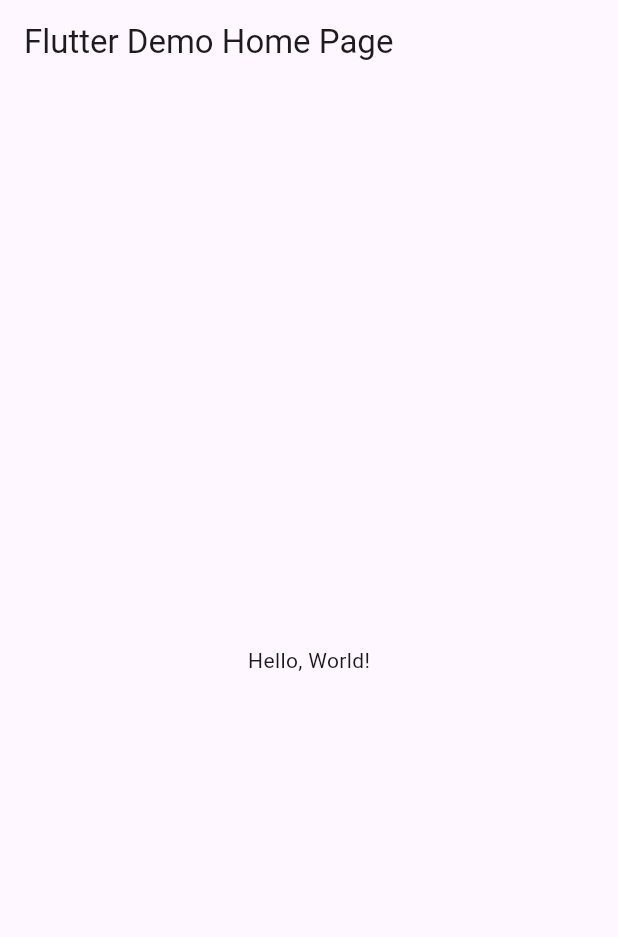
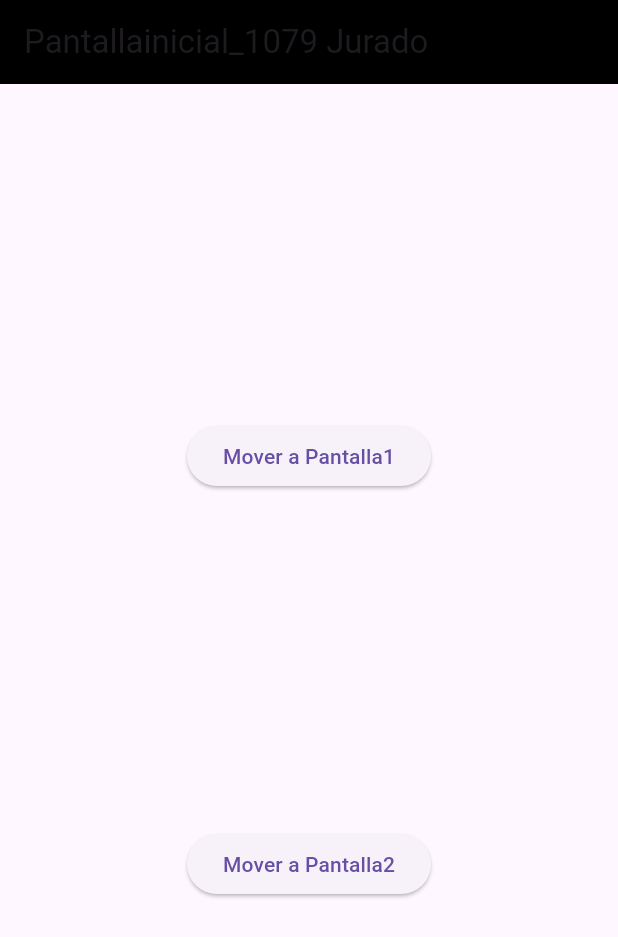
Before and after one commit to HiramJJG/rutapag-Jurado1079, a Flutter app: the screen it shows after launch, on a phone screen of 412 x 824 dp. Shown: the top 937 px of the screen. Run offline on Flutter 3.47's test engine with Material 3 defaults, Android fonts, the phone set to English and light mode, and no system bars.

Commit message:
Trabajo Jurado

```diff
--- a/lib/main.dart
+++ b/lib/main.dart
@@ -1,43 +1,22 @@
 import 'package:flutter/material.dart';
+import 'package:Jurado1079/pantalla2_1079.dart';
+import 'package:Jurado1079/pantalla1_1079.dart';
+import 'package:Jurado1079/pantallainicial_1079.dart';
 
-void main() => runApp(MyApp());
+void main() => runApp(const MiApp1079());
 
-class MyApp extends StatelessWidget {
-  const MyApp({super.key});
-  // This widget is the root of your application.
+class MiApp1079 extends StatelessWidget {
+  const MiApp1079({Key? key}) : super(key: key);
   @override
   Widget build(BuildContext context) {
     return MaterialApp(
-      // Application name
-      title: 'Flutter Hello World',
-      // Application theme data, you can set the colors for the application as
-      // you want
-      theme: ThemeData(
-        // useMaterial3: true,
-        primarySwatch: Colors.blue,
-      ),
-      // A widget which will be started on application startup
-      home: MyHomePage(title: 'Flutter Demo Home Page'),
+      debugShowCheckedModeBanner: false,
+      initialRoute: '/',
+      routes: {
+        '/': (context) => Pantallainicial_1079(),
+        '/pantalla1_1079': (context) => Pantalla1_1079(),
+        '/pantalla2_1079': (context) => Pantalla2_1079(),
+      }, //Fin rutas de paginas
     );
-  }
+  } //Fin de widget
 }
-
-class MyHomePage extends StatelessWidget {
-  final String title;
-  const MyHomePage({super.key, required this.title});
-
-  @override
-  Widget build(BuildContext context) {
-    return Scaffold(
-      appBar: AppBar(
-        // The title text which will be shown on the action bar
-        title: Text(title),
-      ),
-      body: Center(
-        child: Text(
-          'Hello, World!',
-        ),
-      ),
-    );
-  }
-}
--- /dev/null
+++ b/lib/pantalla1_1079.dart
@@ -0,0 +1,22 @@
+import 'package:flutter/material.dart';
+
+class Pantalla1_1079 extends StatelessWidget {
+  const Pantalla1_1079({Key? key}) : super(key: key);
+
+  @override
+  Widget build(BuildContext context) {
+    return Scaffold(
+      appBar: AppBar(
+          title: const Text('Pantalla1 Jurado1079'),
+          backgroundColor: Colors.red),
+      body: Center(
+        child: Column(
+          children: [
+            ElevatedButton(
+                onPressed: () {}, child: const Text('Jurado Ejemplo')),
+          ],
+        ),
+      ),
+    );
+  }
+}
--- /dev/null
+++ b/lib/pantalla2_1079.dart
@@ -0,0 +1,21 @@
+import 'package:flutter/material.dart';
+
+class Pantalla2_1079 extends StatelessWidget {
+  const Pantalla2_1079({Key? key}) : super(key: key);
+
+  @override
+  Widget build(BuildContext context) {
+    return Scaffold(
+      appBar: AppBar(
+        title: const Text('pantalla2 Jurado'),
+        backgroundColor: Colors.green,
+      ),
+      body: Center(
+          child: Column(
+        children: [
+          ElevatedButton(onPressed: () {}, child: const Text('Pantalla')),
+        ],
+      )),
+    );
+  }
+}
--- /dev/null
+++ b/lib/pantallainicial_1079.dart
@@ -0,0 +1,32 @@
+import 'package:flutter/material.dart';
+
+class Pantallainicial_1079 extends StatelessWidget {
+  const Pantallainicial_1079({Key? key}) : super(key: key);
+
+  @override
+  Widget build(BuildContext context) {
+    return Scaffold(
+      appBar: AppBar(
+        title: const Text('Pantallainicial_1079 Jurado'),
+        backgroundColor: Colors.black,
+      ),
+      body: Center(
+        child: Column(
+          mainAxisAlignment: MainAxisAlignment.spaceEvenly,
+          children: [
+            ElevatedButton(
+                onPressed: () {
+                  Navigator.pushNamed(context, '/pantalla1_1079');
+                },
+                child: const Text('Mover a Pantalla1')),
+            ElevatedButton(
+                onPressed: () {
+                  Navigator.pushNamed(context, '/pantalla2_1079');
+                },
+                child: const Text('Mover a Pantalla2')),
+          ],
+        ),
+      ),
+    );
+  } //Fin de widget
+} //Fin Pantallainicial
```
